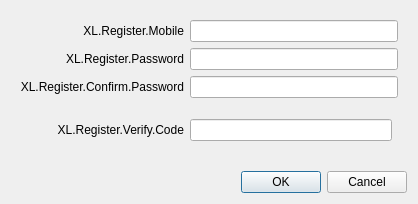
This is UI/forms/XLRegisterDialog.ui in gechangli/obs-studio as Qt 5 draws it before an edit. The edited form follows.
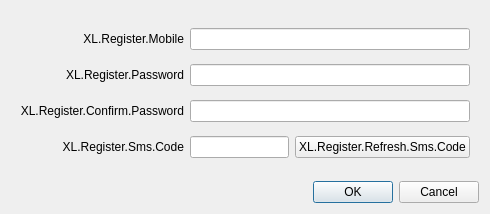
This is the edited form.

Commit message: skeleton of login, register

Patch:
```diff
--- a/UI/forms/XLRegisterDialog.ui
+++ b/UI/forms/XLRegisterDialog.ui
@@ -6,8 +6,8 @@
    <rect>
     <x>0</x>
     <y>0</y>
-    <width>418</width>
-    <height>204</height>
+    <width>490</width>
+    <height>214</height>
    </rect>
   </property>
   <property name="windowTitle">
@@ -68,7 +68,7 @@
       <item row="7" column="0">
        <widget class="QLabel" name="verifyCodeLabel">
         <property name="text">
-         <string>XL.Register.Verify.Code</string>
+         <string>XL.Register.Sms.Code</string>
         </property>
         <property name="alignment">
          <set>Qt::AlignRight|Qt::AlignTrailing|Qt::AlignVCenter</set>
@@ -106,12 +106,9 @@
          </widget>
         </item>
         <item>
-         <widget class="QFrame" name="verifyCodeFrame">
-          <property name="frameShape">
-           <enum>QFrame::StyledPanel</enum>
-          </property>
-          <property name="frameShadow">
-           <enum>QFrame::Raised</enum>
+         <widget class="QPushButton" name="refreshSmsCodeButton">
+          <property name="text">
+           <string>XL.Register.Refresh.Sms.Code</string>
           </property>
          </widget>
         </item>
```
Left out of the diff: 4 changed lines with no effect on the pictures. The commit also changes 10 other files.
